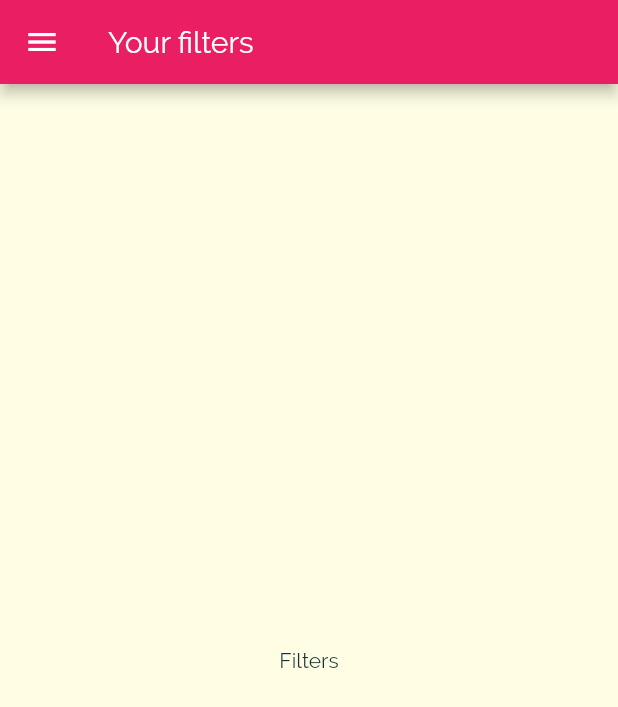
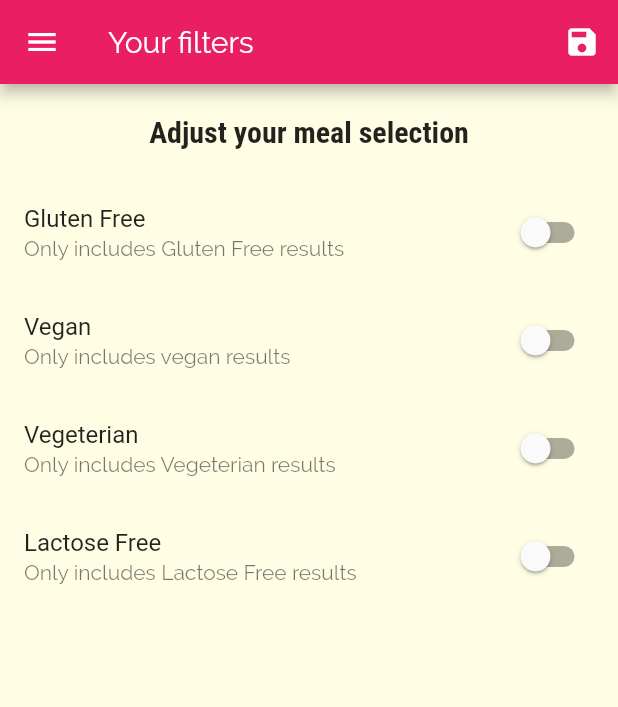
Before and after one commit to pvrsouza/meal_app, a Flutter app: the FiltersScreen screen opened by its route, on a phone screen of 412 x 824 dp. Shown: the top 707 px of the screen. Run offline on Flutter 3.47's test engine with Material 2 defaults, Android fonts, the phone set to English and light mode, and no system bars.

Commit message:
filtros funcionando

```diff
--- a/lib/main.dart
+++ b/lib/main.dart
@@ -1,13 +1,54 @@
 import 'package:flutter/material.dart';
-import 'package:flutter_complete_guide/screens/meal_detail_screen.dart';
 
+import './models/meal.dart';
+import './dummy-data.dart';
+import './screens/category_meals_screen.dart';
+import './screens/filters_screen.dart';
+import './screens/meal_detail_screen.dart';
+import './screens/tabs_screen.dart';
 import './screens/categories_screen.dart';
-import './routes.dart';
 import './screens/unknow-route-screen.dart';
 
 void main() => runApp(MyApp());
 
-class MyApp extends StatelessWidget {
+class MyApp extends StatefulWidget {
+  @override
+  _MyAppState createState() => _MyAppState();
+}
+
+class _MyAppState extends State<MyApp> {
+  List<Meal> _avaliableMeals = DUMMY_MEALS;
+
+  Map<String, bool> _filters = {
+    'gluten': false,
+    'vegan': false,
+    'vegeterian': false,
+    'lactose': false,
+  };
+
+  void _setFilters(Map<String, bool> filterData) {
+    setState(() {
+      _filters = filterData;
+
+      _avaliableMeals = DUMMY_MEALS.where((meal) {
+        if (_filters['gluten'] && !meal.isGlutenFree) {
+          return false;
+        }
+        if (_filters['vegan'] && !meal.isVegan) {
+          return false;
+        }
+        if (_filters['vegeterian'] && !meal.isVegetarian) {
+          return false;
+        }
+        if (_filters['lactose'] && !meal.isLactoseFree) {
+          return false;
+        }
+
+        return true;
+      }).toList();
+    });
+  }
+
   @override
   Widget build(BuildContext context) {
     return MaterialApp(
@@ -33,7 +74,24 @@ class MyApp extends StatelessWidget {
       ),
       //home: CategoriesScreen(),
       initialRoute: CategoriesScreen.routeName, // '/'
-      routes: ROUTES,
+      routes: {
+        // '/'
+        TabsScreen.routeName: (ctx) => TabsScreen(),
+
+        // '/categories-meals'
+        CategoryMealsScreen.routeName: (ctx) => CategoryMealsScreen(
+              avaliableMeals: _avaliableMeals,
+            ),
+
+        // '/meal-detail'
+        MealDetailScreen.routeName: (ctx) => MealDetailScreen(),
+
+        // '/filters'
+        FiltersScreen.routeName: (ctx) => FiltersScreen(
+              currentFilters: _filters,
+              saveFilters: _setFilters,
+            ),
+      },
 
       /// Quando,por exemplo, uma rota não é mapeada ou não existe. Resumindo quando ROTA NÃO É ENCONTRADA.
       /// VANTAGEM: da acesso ao argumento de settings
--- a/lib/routes.dart
+++ /dev/null
@@ -1,19 +0,0 @@
-import './screens/tabs_screen.dart';
-
-import './screens/meal_detail_screen.dart';
-import './screens/category_meals_screen.dart';
-import './screens/filters_screen.dart';
-
-final ROUTES = {
-  // '/'
-  TabsScreen.routeName: (ctx) => TabsScreen(),
-
-  // '/categories-meals'
-  CategoryMealsScreen.routeName: (ctx) => CategoryMealsScreen(),
-
-  // '/meal-detail'
-  MealDetailScreen.routeName: (ctx) => MealDetailScreen(),
-
-  // '/filters'
-  FiltersScreen.routeName: (ctx) => FiltersScreen(),
-};
--- a/lib/screens/category_meals_screen.dart
+++ b/lib/screens/category_meals_screen.dart
@@ -2,10 +2,12 @@ import 'package:flutter/material.dart';
 
 import '../models/meal.dart';
 import '../widgets/meal_item.dart';
-import '../dummy-data.dart';
 
 class CategoryMealsScreen extends StatefulWidget {
   static const routeName = '/categories-meals';
+  final List<Meal> avaliableMeals;
+
+  CategoryMealsScreen({this.avaliableMeals});
 
   @override
   _CategoryMealsScreenState createState() => _CategoryMealsScreenState();
@@ -33,14 +35,13 @@ class _CategoryMealsScreenState extends State<CategoryMealsScreen> {
       categoryTitle = routeArgs['title'];
       final categoryId = routeArgs['id'];
 
-      displayedMeals = DUMMY_MEALS.where((meal) {
+      displayedMeals = widget.avaliableMeals.where((meal) {
         return meal.categories.contains(categoryId);
       }).toList();
 
       _loadInitData = true;
     }
 
-    // TODO: implement didChangeDependencies
     super.didChangeDependencies();
   }
 
--- a/lib/screens/filters_screen.dart
+++ b/lib/screens/filters_screen.dart
@@ -2,18 +2,123 @@ import 'package:flutter/material.dart';
 
 import '../widgets/main_drawer.dart';
 
-class FiltersScreen extends StatelessWidget {
+class FiltersScreen extends StatefulWidget {
   static String routeName = "/filters";
+  final Function saveFilters;
+  final Map<String, bool> currentFilters;
+
+  FiltersScreen({this.currentFilters, this.saveFilters});
+
+  @override
+  _FiltersScreenState createState() => _FiltersScreenState();
+}
+
+class _FiltersScreenState extends State<FiltersScreen> {
+  var _glutenFree = false;
+  var _vegan = false;
+  var _vegetarian = false;
+  var _lactoseFree = false;
+
+  @override
+  initState() {
+    _glutenFree = widget.currentFilters['gluten'];
+    _vegan = widget.currentFilters['vegan'];
+    _vegetarian = widget.currentFilters['vegeterian'];
+    _lactoseFree = widget.currentFilters['lactose'];
+
+    super.initState();
+  }
+
+  Widget _buildSwitchListTile(
+    String label,
+    String description,
+    bool currentValue,
+    Function updateValue,
+  ) {
+    return SwitchListTile(
+      title: Text(label),
+      subtitle: Text(description),
+      onChanged: updateValue,
+      value: currentValue,
+    );
+  }
 
   @override
   Widget build(BuildContext context) {
     return Scaffold(
       appBar: AppBar(
         title: Text('Your filters'),
+        actions: <Widget>[
+          IconButton(
+            icon: Icon(Icons.save),
+            onPressed: () {
+              widget.saveFilters({
+                'gluten': _glutenFree,
+                'vegan': _vegan,
+                'vegeterian': _vegetarian,
+                'lactose': _lactoseFree,
+              });
+            },
+          )
+        ],
       ),
       drawer: MainDrawer(),
-      body: Center(
-        child: Text('Filters'),
+      body: Column(
+        children: <Widget>[
+          Container(
+            padding: EdgeInsets.all(20),
+            child: Text(
+              'Adjust your meal selection',
+              style: Theme.of(context).textTheme.title,
+            ),
+          ),
+          Expanded(
+            child: ListView(
+              children: <Widget>[
+                _buildSwitchListTile(
+                  'Gluten Free',
+                  'Only includes Gluten Free results',
+                  _glutenFree,
+                  (newValue) {
+                    setState(() {
+                      _glutenFree = newValue;
+                    });
+                  },
+                ),
+                _buildSwitchListTile(
+                  'Vegan',
+                  'Only includes vegan results',
+                  _vegan,
+                  (newValue) {
+                    setState(() {
+                      _vegan = newValue;
+                    });
+                  },
+                ),
+                SwitchListTile(
+                  title: Text('Vegeterian'),
+                  subtitle: Text('Only includes Vegeterian results'),
+                  onChanged: (newValue) {
+                    setState(() {
+                      _vegetarian = newValue;
+                    });
+                  },
+                  value: _vegetarian,
+                ),
+                SwitchListTile(
+                  title: Text('Lactose Free'),
+                  subtitle: Text('Only includes Lactose Free results'),
+                  onChanged: (newValue) {
+                    setState(() {
+                      _lactoseFree = newValue;
+                    });
+                  },
+                  value: _lactoseFree,
+                ),
+              ],
+            ),
+          )
+        ],
       ),
     );
   }
```
